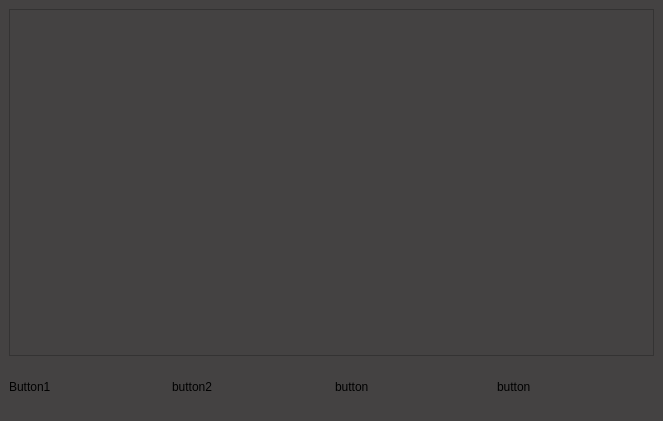
Above: GUI-App/PhotoBooth.ui from Hir0ki/PhotoBox before the change. Below: the same form after it.
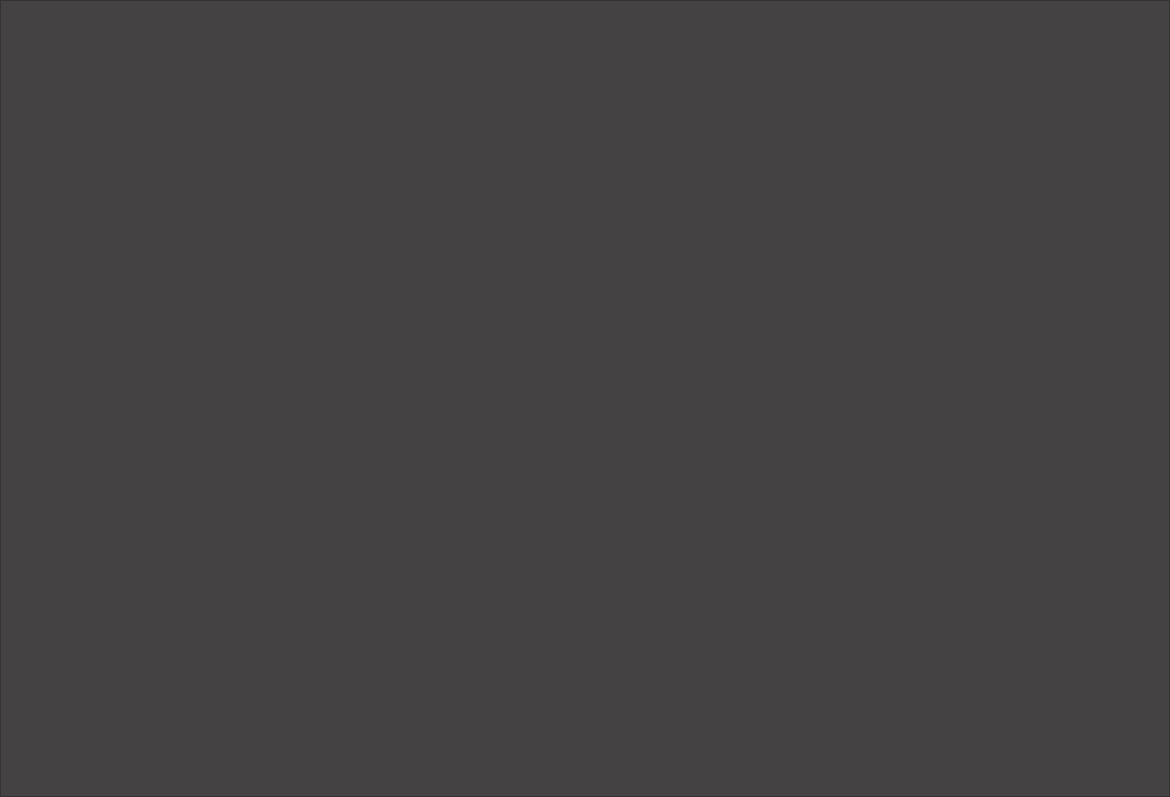
That is the form after the change.

Commit message: moved graphic viewer code to own class

Patch:
```diff
--- a/GUI-App/PhotoBooth.ui
+++ b/GUI-App/PhotoBooth.ui
@@ -6,8 +6,8 @@
    <rect>
     <x>0</x>
     <y>0</y>
-    <width>663</width>
-    <height>421</height>
+    <width>1170</width>
+    <height>797</height>
    </rect>
   </property>
   <property name="windowTitle">
@@ -22,74 +22,23 @@
   </property>
   <widget class="QWidget" name="centralwidget">
    <layout class="QGridLayout" name="gridLayout">
+    <property name="leftMargin">
+     <number>0</number>
+    </property>
+    <property name="topMargin">
+     <number>0</number>
+    </property>
+    <property name="rightMargin">
+     <number>0</number>
+    </property>
+    <property name="bottomMargin">
+     <number>0</number>
+    </property>
+    <property name="spacing">
+     <number>0</number>
+    </property>
     <item row="1" column="0">
-     <layout class="QVBoxLayout" name="verticalLayout_4">
-      <item>
-       <widget class="QGraphicsView" name="graphicsView"/>
-      </item>
-      <item>
-       <layout class="QHBoxLayout" name="horizontalLayout_5">
-        <property name="spacing">
-         <number>6</number>
-        </property>
-        <property name="sizeConstraint">
-         <enum>QLayout::SetDefaultConstraint</enum>
-        </property>
-        <item>
-         <widget class="QLabel" name="label_4">
-          <property name="minimumSize">
-           <size>
-            <width>30</width>
-            <height>50</height>
-           </size>
-          </property>
-          <property name="text">
-           <string>Button1</string>
-          </property>
-         </widget>
-        </item>
-        <item>
-         <widget class="QLabel" name="label_5">
-          <property name="minimumSize">
-           <size>
-            <width>30</width>
-            <height>50</height>
-           </size>
-          </property>
-          <property name="text">
-           <string>button2</string>
-          </property>
-         </widget>
-        </item>
-        <item>
-         <widget class="QLabel" name="label_3">
-          <property name="minimumSize">
-           <size>
-            <width>30</width>
-            <height>50</height>
-           </size>
-          </property>
-          <property name="text">
-           <string>button</string>
-          </property>
-         </widget>
-        </item>
-        <item>
-         <widget class="QLabel" name="label_2">
-          <property name="minimumSize">
-           <size>
-            <width>30</width>
-            <height>50</height>
-           </size>
-          </property>
-          <property name="text">
-           <string>button</string>
-          </property>
-         </widget>
-        </item>
-       </layout>
-      </item>
-     </layout>
+     <widget class="QGraphicsView" name="graphicsView"/>
     </item>
    </layout>
   </widget>
```
The commit also changes 10 other files.
